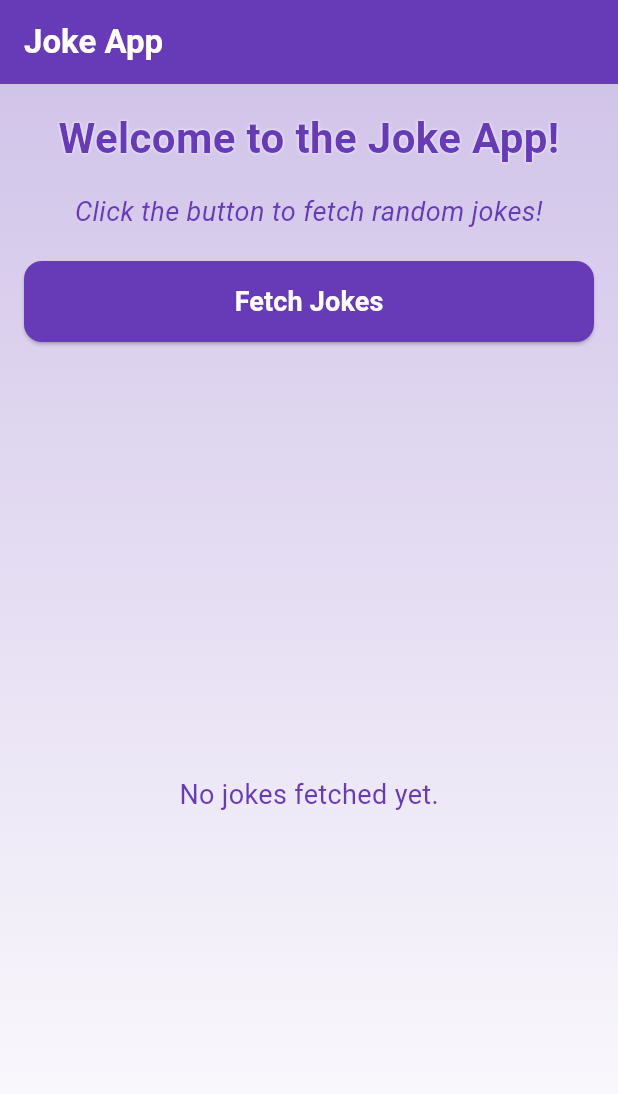
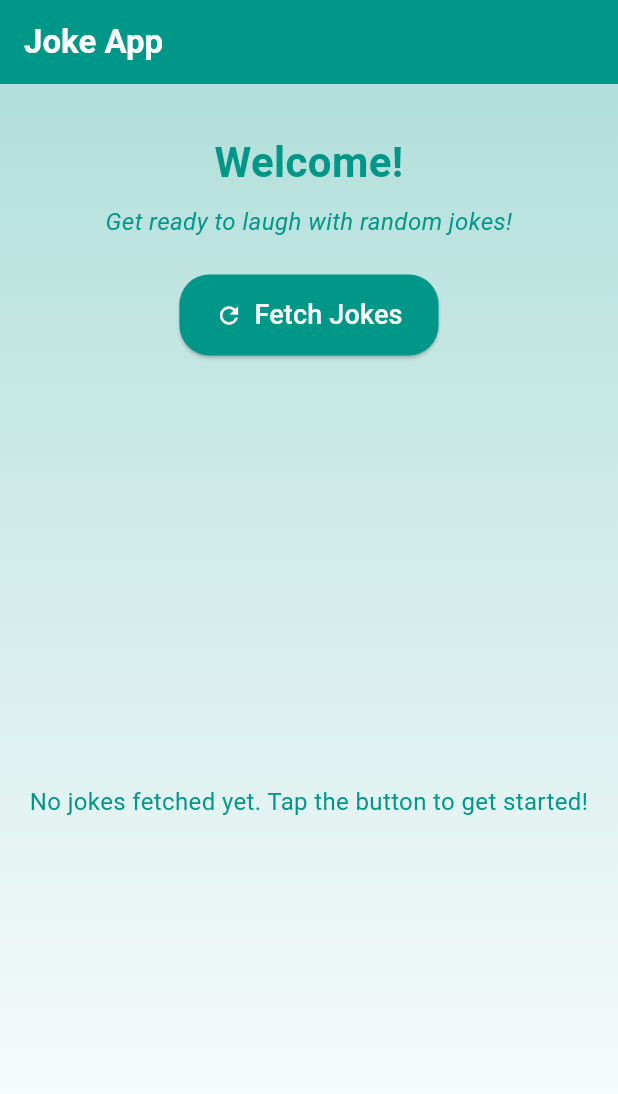
Before and after one commit to ShashiniAluthge/Joke-App, a Flutter app: the screen it shows after launch, on a phone screen of 412 x 824 dp. Shown: the top 1094 px of the screen. Run offline on Flutter 3.47's test engine with Material 3 defaults, Android fonts, the light colour scheme and no system bars; our stand-ins replace dio.

Commit message:
update interface

```diff
--- a/lib/main.dart
+++ b/lib/main.dart
@@ -10,8 +10,12 @@ class MyApp extends StatelessWidget {
   @override
   Widget build(BuildContext context) {
     return MaterialApp(
+      debugShowCheckedModeBanner: false, // Hides the debug banner
       title: 'Joke App',
-      theme: ThemeData(primarySwatch: Colors.deepPurple), // Updated color scheme
+      theme: ThemeData(
+        primarySwatch: Colors.teal,
+        fontFamily: 'Roboto',
+      ),
       home: const JokeListPage(),
     );
   }
@@ -26,15 +30,15 @@ class JokeListPage extends StatefulWidget {
 }
 
 class _JokeListPageState extends State<JokeListPage> {
-  final JokeService _jokeService = JokeService(); // Handles joke fetching logic
-  List<Map<String, dynamic>> _jokesRaw = []; // List to store fetched jokes
-  bool _isLoading = false; // Loading indicator
+  final JokeService _jokeService = JokeService();
+  List<Map<String, dynamic>> _jokesRaw = [];
+  bool _isLoading = false;
 
   /// Fetches jokes from the service and updates the UI.
   Future<void> _fetchJokes() async {
     setState(() => _isLoading = true);
     try {
-      _jokesRaw = await _jokeService.fetchJokesRaw();
+      _jokesRaw = await _jokeService.fetchJokesRaw(category: 'Programming');
     } catch (e) {
       ScaffoldMessenger.of(context).showSnackBar(
         SnackBar(content: Text('Failed to fetch jokes: $e')),
@@ -50,74 +54,67 @@ class _JokeListPageState extends State<JokeListPage> {
       appBar: AppBar(
         title: const Text(
           'Joke App',
-          style: TextStyle(
-            fontWeight: FontWeight.bold,
-            color: Colors.white,
-          ),
+          style: TextStyle(fontWeight: FontWeight.bold, color: Colors.white),
         ),
-        backgroundColor: Colors.deepPurple, // Unified color scheme
+        backgroundColor: Colors.teal,
       ),
       body: Container(
         decoration: BoxDecoration(
           gradient: LinearGradient(
             begin: Alignment.topCenter,
             end: Alignment.bottomCenter,
-            colors: [Colors.deepPurple.shade100, Colors.white], // Smooth gradient
+            colors: [Colors.teal.shade100, Colors.white],
           ),
         ),
         child: Padding(
           padding: const EdgeInsets.all(16.0),
           child: Column(
-            crossAxisAlignment: CrossAxisAlignment.stretch,
             children: [
-              // Welcome Text
+
+              const SizedBox(height: 16),
               const Text(
-                'Welcome to the Joke App!',
+                'Welcome!',
                 style: TextStyle(
                   fontSize: 28,
                   fontWeight: FontWeight.bold,
-                  color: Colors.deepPurple,
-                  shadows: [Shadow(color: Colors.white, blurRadius: 2)],
+                  color: Colors.teal,
                 ),
                 textAlign: TextAlign.center,
               ),
-              const SizedBox(height: 16),
-              // Instructions Text
+              const SizedBox(height: 8),
               const Text(
-                'Click the button to fetch random jokes!',
+                'Get ready to laugh with random jokes!',
                 style: TextStyle(
-                  fontSize: 18,
-                  fontWeight: FontWeight.w400,
+                  fontSize: 16,
                   fontStyle: FontStyle.italic,
-                  color: Colors.deepPurple,
+                  color: Colors.teal,
                 ),
                 textAlign: TextAlign.center,
               ),
-              const SizedBox(height: 20),
-              // Fetch Jokes Button
-              ElevatedButton(
+              const SizedBox(height: 24),
+              ElevatedButton.icon(
                 onPressed: _fetchJokes,
                 style: ElevatedButton.styleFrom(
-                  backgroundColor: Colors.deepPurple,
-                  padding: const EdgeInsets.symmetric(vertical: 14),
+                  backgroundColor: Colors.teal,
+                  padding: const EdgeInsets.symmetric(vertical: 14, horizontal: 24),
                   shape: RoundedRectangleBorder(
-                    borderRadius: BorderRadius.circular(12),
+                    borderRadius: BorderRadius.circular(20),
                   ),
                 ),
-                child: const Text(
+                icon: const Icon(Icons.refresh, color: Colors.white),
+                label: const Text(
                   'Fetch Jokes',
-                  style: TextStyle(
-                    fontSize: 18,
-                    fontWeight: FontWeight.bold,
-                    color: Colors.white,
-                  ),
+                  style: TextStyle(fontSize: 18, color: Colors.white),
                 ),
               ),
               const SizedBox(height: 24),
-              // Joke List or Loading Indicator
               Expanded(
                 child: _isLoading
-                    ? const Center(child: CircularProgressIndicator())
+                    ? const Center(
+                  child: CircularProgressIndicator(
+                    color: Colors.teal, // Changed color of activity indicator
+                  ),
+                )
                     : _buildJokeList(),
               ),
             ],
@@ -132,38 +129,83 @@ class _JokeListPageState extends State<JokeListPage> {
     if (_jokesRaw.isEmpty) {
       return const Center(
         child: Text(
-          'No jokes fetched yet.',
-          style: TextStyle(fontSize: 18, color: Colors.deepPurple),
+          'No jokes fetched yet. Tap the button to get started!',
+          style: TextStyle(fontSize: 16, color: Colors.teal),
+          textAlign: TextAlign.center,
         ),
       );
     }
 
     return ListView.builder(
+      physics: const BouncingScrollPhysics(), // Smooth scrolling
       itemCount: _jokesRaw.length,
       itemBuilder: (context, index) {
         final joke = _jokesRaw[index];
+        return AnimatedContainer(
+          duration: const Duration(milliseconds: 500),
+          curve: Curves.easeInOut,
+          margin: const EdgeInsets.only(bottom: 16),
+          child: Card(
+            elevation: 6,
+            shape: RoundedRectangleBorder(
+              borderRadius: BorderRadius.circular(16),
+            ),
+            child: Padding(
+              padding: const EdgeInsets.all(16.0),
+              child: Column(
+                crossAxisAlignment: CrossAxisAlignment.start,
+                children: [
+                  // Displaying the joke first
+                  const Text(
+                    'Joke:',
+                    style: TextStyle(fontSize: 16, fontWeight: FontWeight.bold, color: Colors.black),
+                  ),
+                  const SizedBox(height: 8),
+                  Text(
+                    joke['setup'] != null
+                        ? '${joke['setup']} - ${joke['delivery']}'
+                        : (joke['joke'] ?? 'No joke available.'),
+                    style: const TextStyle(fontSize: 14),
+                  ),
+                  const Divider(height: 20, color: Colors.teal),
 
-        // Render joke based on its type.
-        final isTwoPart = joke['type'] == 'twopart';
-        final jokeText = isTwoPart
-            ? '${joke['setup']}\n\n${joke['delivery']}' // Two-part joke
-            : joke['joke']; // Single-line joke
-
-        return Card(
-          margin: const EdgeInsets.only(bottom: 16),
-          elevation: 4,
-          shape: RoundedRectangleBorder(
-            borderRadius: BorderRadius.circular(12),
-          ),
-          child: Padding(
-            padding: const EdgeInsets.all(16.0),
-            child: Text(
-              jokeText,
-              style: const TextStyle(fontSize: 16, color: Colors.black87),
+                  // Displaying additional properties with updated styles
+                  _buildPropertyRow('Joke Type:', joke['type']),
+                  _buildPropertyRow('ID Range:', joke['idRange'] ?? 'N/A'),
+                  _buildPropertyRow('Language:', joke['lang']),
+                  _buildPropertyRow(
+                    'Blacklist Flags:',
+                    (joke['blacklistFlags'] as List<dynamic>?)?.join(", ") ?? 'None',
+                  ),
+                ],
+              ),
             ),
           ),
         );
       },
     );
   }
+
+  /// Helper function to build a row with styled title and content.
+  Widget _buildPropertyRow(String title, String content) {
+    return Padding(
+      padding: const EdgeInsets.symmetric(vertical: 4.0),
+      child: RichText(
+        text: TextSpan(
+          style: const TextStyle(fontSize: 14, color: Colors.black87), // Normal text style
+          children: [
+            TextSpan(
+              text: title,
+              style: const TextStyle(
+                fontWeight: FontWeight.bold,
+                color: Colors.black, // Dark black for titles
+              ),
+            ),
+            TextSpan(text: ' $content'),
+          ],
+        ),
+      ),
+    );
+  }
+
 }
--- a/pubspec.yaml
+++ b/pubspec.yaml
@@ -57,9 +57,9 @@ flutter:
   uses-material-design: true
 
   # To add assets to your application, add an assets section, like this:
-  # assets:
-  #   - images/a_dot_burr.jpeg
-  #   - images/a_dot_ham.jpeg
+assets:
+- images/joke.png
+
 
   # An image asset can refer to one or more resolution-specific "variants", see
   # https://flutter.dev/to/resolution-aware-images
```
Also changed, not shown: lib/joke_service.dart (+30 -23 lines), images/joke.png (added).
